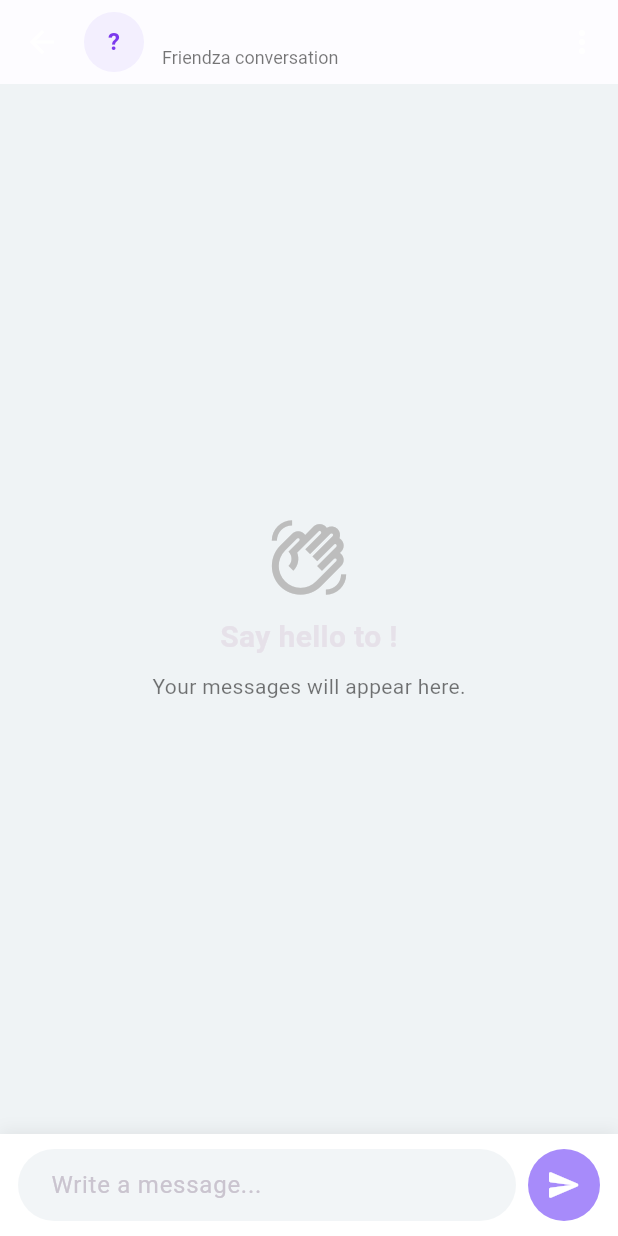
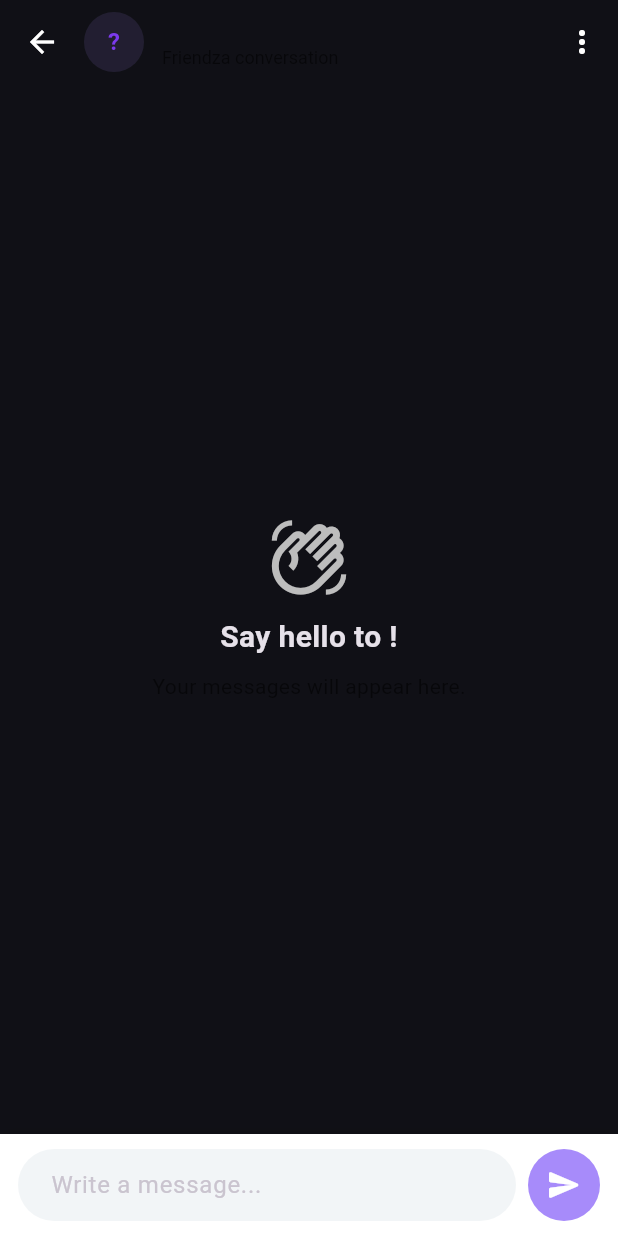
Before and after one commit to tct8930-web/friendza, a Flutter app: the ChatRoomScreen screen opened directly with empty values, on a phone screen of 412 x 824 dp. Run offline on Flutter 3.47's test engine with Material 3 defaults, Android fonts, the phone set to English and light mode, and no system bars; our stand-ins replace supabase_flutter; accounts and stored records are empty.

Commit message:
Refactor build method for main.dart
Updated the build method to change background color and app bar styles.

```diff
--- a/lib/main.dart
+++ b/lib/main.dart
@@ -916,13 +916,16 @@
     super.dispose();
   }
 
-  @override
-  Widget build(BuildContext context) {
-    return Scaffold(
-      backgroundColor: const Color(0xFFEFF3F5),
-      appBar: AppBar(
-        backgroundColor: Colors.white,
-        elevation: 1,
+
+@override
+Widget build(BuildContext context) {
+  return Scaffold(
+    backgroundColor: friendzaBackground,
+    appBar: AppBar(
+      backgroundColor: const Color(0xFF101016),
+      foregroundColor: Colors.white,
+      elevation: 0,
+
         titleSpacing: 0,
         title: Row(
           children: [
```
